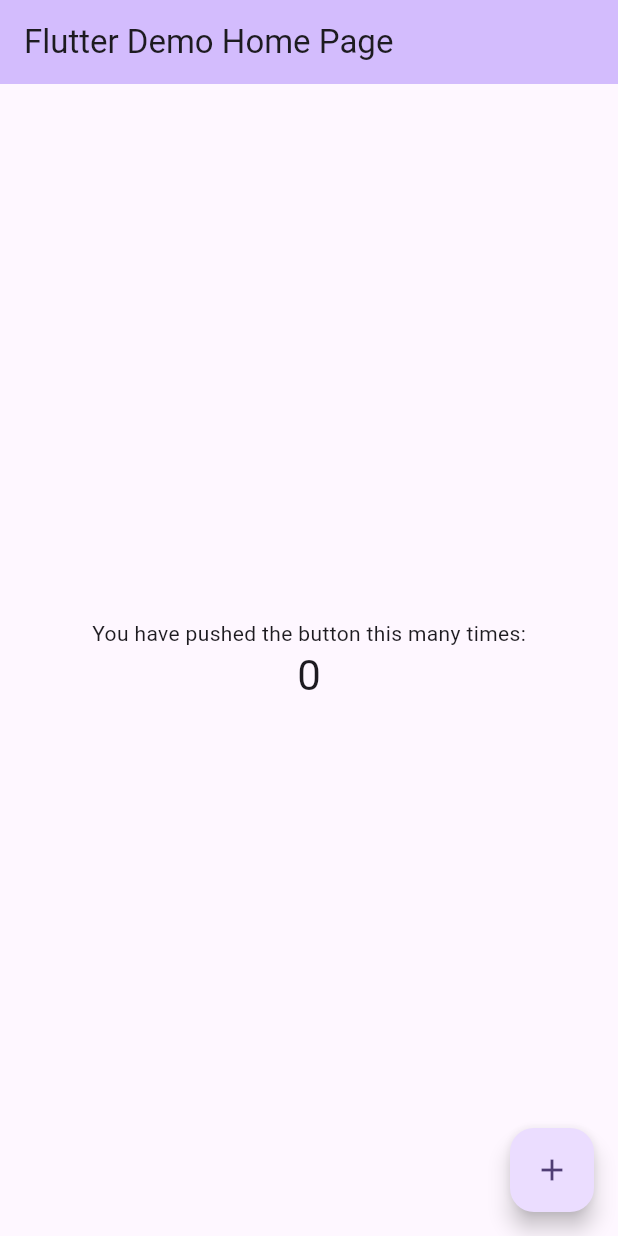
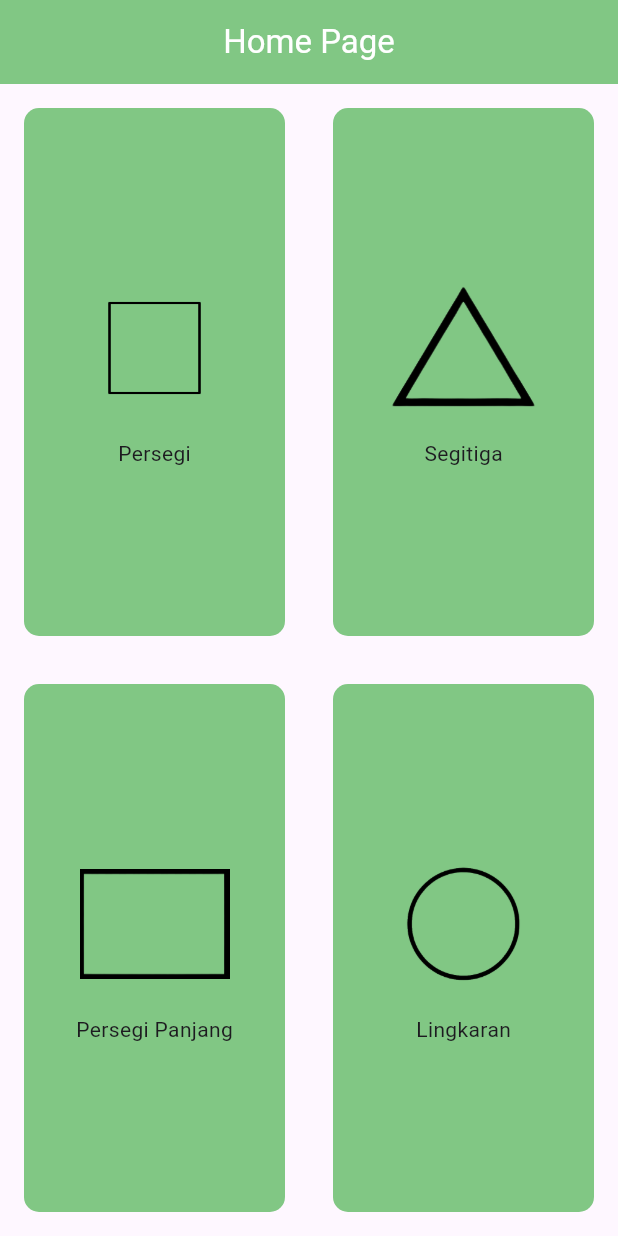
Before and after one commit to Ibrazaa/Bangun_Datar, a Flutter app: the screen it shows after launch, on a phone screen of 412 x 824 dp. Run offline on Flutter 3.47's test engine with Material 2 defaults, Android fonts, the phone set to English and light mode, and no system bars.

Commit message:
init project Custom Component

```diff
--- a/lib/main.dart
+++ b/lib/main.dart
@@ -1,3 +1,4 @@
+import 'package:chelkydo_ibraza/page/home_page.dart';
 import 'package:flutter/material.dart';
 
 void main() {
@@ -31,7 +32,7 @@ class MyApp extends StatelessWidget {
         colorScheme: ColorScheme.fromSeed(seedColor: Colors.deepPurple),
         useMaterial3: true,
       ),
-      home: const MyHomePage(title: 'Flutter Demo Home Page'),
+      home: HomePage()
     );
   }
 }
--- /dev/null
+++ b/lib/page/home_page.dart
@@ -0,0 +1,65 @@
+import 'package:flutter/material.dart';
+
+class HomePage extends StatelessWidget {
+  const HomePage({Key? key}) : super(key: key);
+
+  @override
+  Widget build(BuildContext context) {
+    return Scaffold(
+        appBar: AppBar(
+      centerTitle: true,
+      title: Text(
+        "Home Page",
+        style: TextStyle(color: Color(0xFFFFFFFF)),
+      ),
+      backgroundColor: Colors.green.shade300,
+    ),
+      body: Column(
+         children: [
+           Expanded(
+             child: Row(
+               children: [
+                 Expanded(child:CustomMenu(title: "Persegi",imageAsset: "assets/persegi.png",)),
+                 Expanded(child:CustomMenu(title: "Segitiga",imageAsset: "assets/segitiga.png",)),
+               ],
+             ),
+           ), Expanded(
+             child: Row(
+               children: [
+                 Expanded(child:CustomMenu(title: "Persegi Panjang",imageAsset: "assets/persegipanjang.png",)),
+                 Expanded(child:CustomMenu(title: "Lingkaran",imageAsset: "assets/lingkaran.png",)),
+               ],
+             ),
+           ),
+
+        ],
+      ),
+    );
+  }
+}
+
+class CustomMenu extends StatelessWidget {
+  const CustomMenu({
+    super.key, required this.imageAsset, required this.title,
+  });
+  final String imageAsset;
+  final String title;
+
+  @override
+  Widget build(BuildContext context) {
+    return Container(
+         padding: EdgeInsets.symmetric(horizontal: 10, vertical: 100
+         ),
+           margin:  EdgeInsets.symmetric (horizontal: 16, vertical: 16
+         ),
+     decoration: BoxDecoration(
+       color: Colors.green.shade300,borderRadius: BorderRadius.circular(10.0),
+     ),
+    child: Column(
+      children: [
+        Image.asset(imageAsset,height: 120, width: 100,),
+        Text(title),
+      ],
+    ));
+  }
+}
--- a/pubspec.yaml
+++ b/pubspec.yaml
@@ -59,7 +59,8 @@ flutter:
   uses-material-design: true
 
   # To add assets to your application, add an assets section, like this:
-  # assets:
+  assets:
+    - assets/
   #   - images/a_dot_burr.jpeg
   #   - images/a_dot_ham.jpeg
 
```
Also changed, not shown: assets/belahketupat.png (added), assets/lingkaran.png (added), assets/persegi.png (added), assets/persegipanjang.png (added), assets/segitiga.png (added).
